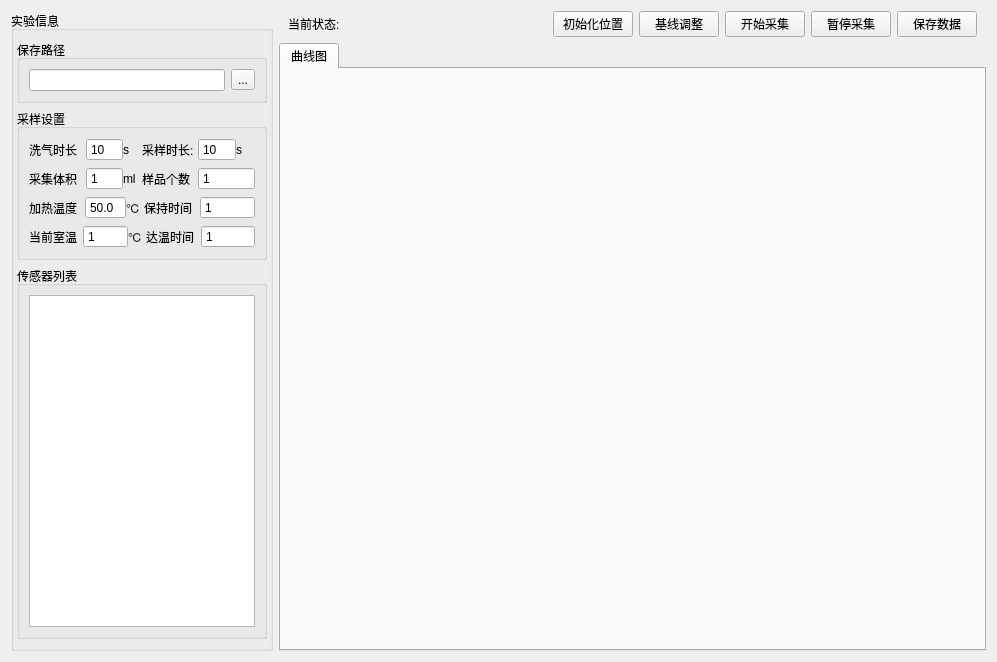
Old version of the form Enose/resource_ui/ui_file/ChooseAndShow.ui in the repository WMSF111/E_Nose.
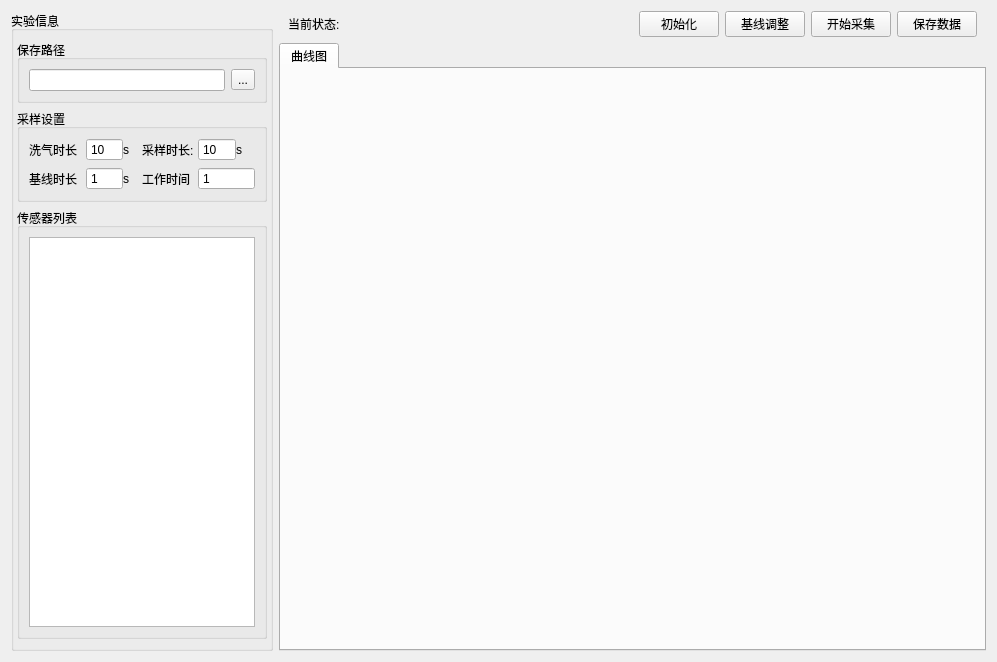
New version of the form.

```diff
--- a/Enose/resource_ui/ui_file/ChooseAndShow.ui
+++ b/Enose/resource_ui/ui_file/ChooseAndShow.ui
@@ -150,129 +150,18 @@
              </item>
             </layout>
            </item>
-           <item>
-            <layout class="QHBoxLayout" name="horizontalLayout_6" stretch="3,2,1,3,3">
-             <property name="spacing">
-              <number>0</number>
-             </property>
-             <item>
-              <widget class="QLabel" name="label_10">
-               <property name="layoutDirection">
-                <enum>Qt::LeftToRight</enum>
-               </property>
-               <property name="text">
-                <string>采集体积</string>
-               </property>
-              </widget>
-             </item>
-             <item>
-              <widget class="QSpinBox" name="Volum_spinBox">
-               <property name="buttonSymbols">
-                <enum>QAbstractSpinBox::NoButtons</enum>
-               </property>
-               <property name="minimum">
-                <number>0</number>
-               </property>
-               <property name="maximum">
-                <number>256</number>
-               </property>
-               <property name="value">
-                <number>1</number>
-               </property>
-               <property name="displayIntegerBase">
-                <number>10</number>
-               </property>
-              </widget>
-             </item>
-             <item>
-              <widget class="QLabel" name="label_20">
-               <property name="layoutDirection">
-                <enum>Qt::LeftToRight</enum>
-               </property>
-               <property name="text">
-                <string>ml</string>
-               </property>
-              </widget>
-             </item>
-             <item>
-              <widget class="QLabel" name="label_6">
-               <property name="layoutDirection">
-                <enum>Qt::LeftToRight</enum>
-               </property>
-               <property name="text">
-                <string>样品个数</string>
-               </property>
-              </widget>
-             </item>
-             <item>
-              <widget class="QSpinBox" name="Simnum_spinBox">
-               <property name="buttonSymbols">
-                <enum>QAbstractSpinBox::NoButtons</enum>
-               </property>
-               <property name="minimum">
-                <number>1</number>
-               </property>
-               <property name="maximum">
-                <number>16</number>
-               </property>
-               <property name="value">
-                <number>1</number>
-               </property>
-               <property name="displayIntegerBase">
-                <number>10</number>
-               </property>
-              </widget>
-             </item>
-            </layout>
-           </item>
            <item>
             <layout class="QHBoxLayout" name="horizontalLayout_8" stretch="3,2,1,3,3">
              <property name="spacing">
               <number>0</number>
              </property>
-             <item>
-              <widget class="QLabel" name="label_12">
-               <property name="layoutDirection">
-                <enum>Qt::LeftToRight</enum>
-               </property>
-               <property name="text">
-                <string>加热温度</string>
-               </property>
-              </widget>
-             </item>
-             <item>
-              <widget class="QDoubleSpinBox" name="Heattep_SpinBox">
-               <property name="buttonSymbols">
-                <enum>QAbstractSpinBox::NoButtons</enum>
-               </property>
-               <property name="decimals">
-                <number>1</number>
-               </property>
-               <property name="minimum">
-                <double>-1.000000000000000</double>
-               </property>
-               <property name="value">
-                <double>50.000000000000000</double>
-               </property>
-              </widget>
-             </item>
-             <item>
-              <widget class="QLabel" name="label_19">
-               <property name="layoutDirection">
-                <enum>Qt::LeftToRight</enum>
-               </property>
-               <property name="text">
-                <string>℃</string>
-               </property>
-              </widget>
-             </item>
              <item>
               <widget class="QLabel" name="label_9">
                <property name="layoutDirection">
                 <enum>Qt::LeftToRight</enum>
                </property>
                <property name="text">
-                <string>保持时间</string>
+                <string>基线时长</string>
                </property>
               </widget>
              </item>
@@ -295,64 +184,28 @@
                </property>
               </widget>
              </item>
-            </layout>
-           </item>
-           <item>
-            <layout class="QHBoxLayout" name="horizontalLayout_10" stretch="3,2,1,3,3">
-             <property name="spacing">
-              <number>0</number>
-             </property>
              <item>
-              <widget class="QLabel" name="label_11">
+              <widget class="QLabel" name="label_36">
                <property name="layoutDirection">
                 <enum>Qt::LeftToRight</enum>
                </property>
                <property name="text">
-                <string>当前室温</string>
+                <string>s</string>
                </property>
               </widget>
              </item>
              <item>
-              <widget class="QSpinBox" name="Currtem_spinBox">
-               <property name="buttonSymbols">
-                <enum>QAbstractSpinBox::NoButtons</enum>
-               </property>
-               <property name="minimum">
-                <number>1</number>
-               </property>
-               <property name="maximum">
-                <number>65535</number>
-               </property>
-               <property name="value">
-                <number>1</number>
-               </property>
-               <property name="displayIntegerBase">
-                <number>10</number>
-               </property>
-              </widget>
-             </item>
-             <item>
-              <widget class="QLabel" name="label_21">
+              <widget class="QLabel" name="label_14">
                <property name="layoutDirection">
                 <enum>Qt::LeftToRight</enum>
                </property>
                <property name="text">
-                <string>℃</string>
+                <string>工作时间</string>
                </property>
               </widget>
              </item>
              <item>
-              <widget class="QLabel" name="label_13">
-               <property name="layoutDirection">
-                <enum>Qt::LeftToRight</enum>
-               </property>
-               <property name="text">
-                <string>达温时间</string>
-               </property>
-              </widget>
-             </item>
-             <item>
-              <widget class="QSpinBox" name="attendtime_spinBox">
+              <widget class="QSpinBox" name="Worktime_spinBox">
                <property name="buttonSymbols">
                 <enum>QAbstractSpinBox::NoButtons</enum>
                </property>
@@ -405,7 +258,7 @@
      </item>
      <item row="0" column="1">
       <widget class="QWidget" name="widget" native="true">
-       <layout class="QHBoxLayout" name="horizontalLayout" stretch="1,10,0,0,1,1,1">
+       <layout class="QHBoxLayout" name="horizontalLayout" stretch="1,10,0,0,1,1">
         <property name="topMargin">
          <number>0</number>
         </property>
@@ -444,7 +297,7 @@
            </size>
           </property>
           <property name="text">
-           <string>初始化位置</string>
+           <string>初始化</string>
           </property>
          </widget>
         </item>
@@ -474,19 +327,6 @@
           </property>
          </widget>
         </item>
-        <item>
-         <widget class="QPushButton" name="Pause_Button">
-          <property name="maximumSize">
-           <size>
-            <width>100</width>
-            <height>32</height>
-           </size>
-          </property>
-          <property name="text">
-           <string>暂停采集</string>
-          </property>
-         </widget>
-        </item>
         <item>
          <widget class="QPushButton" name="Save_Button">
           <property name="maximumSize">
```
Left out of the diff: 2 changed lines with no effect on the pictures.
